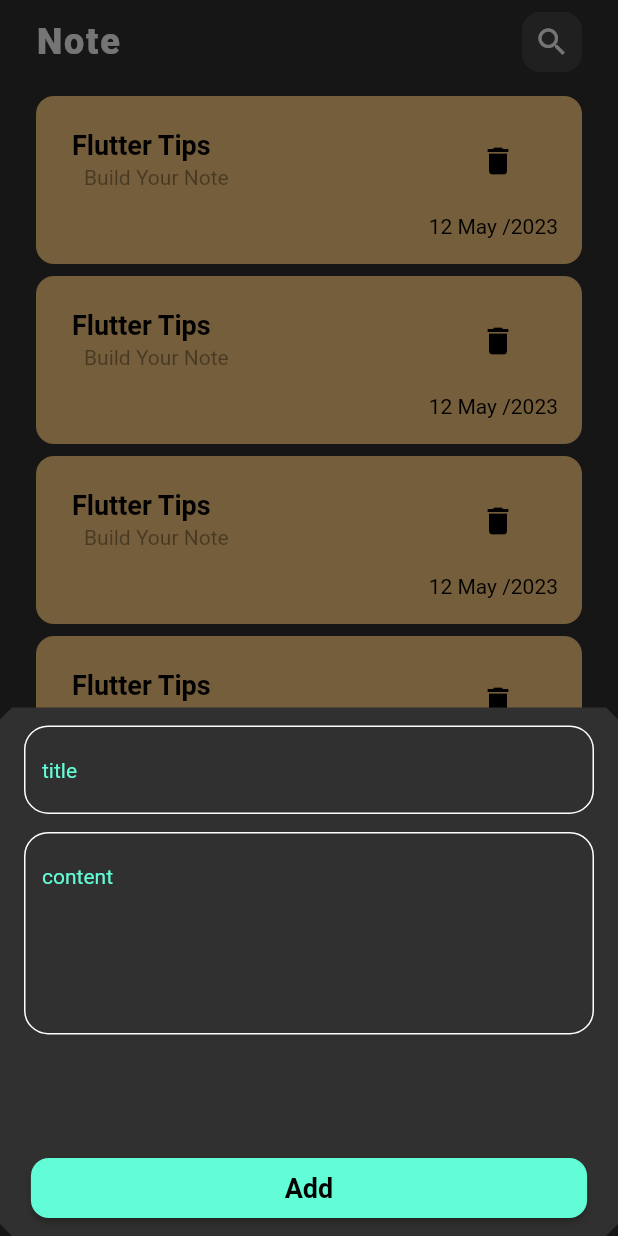
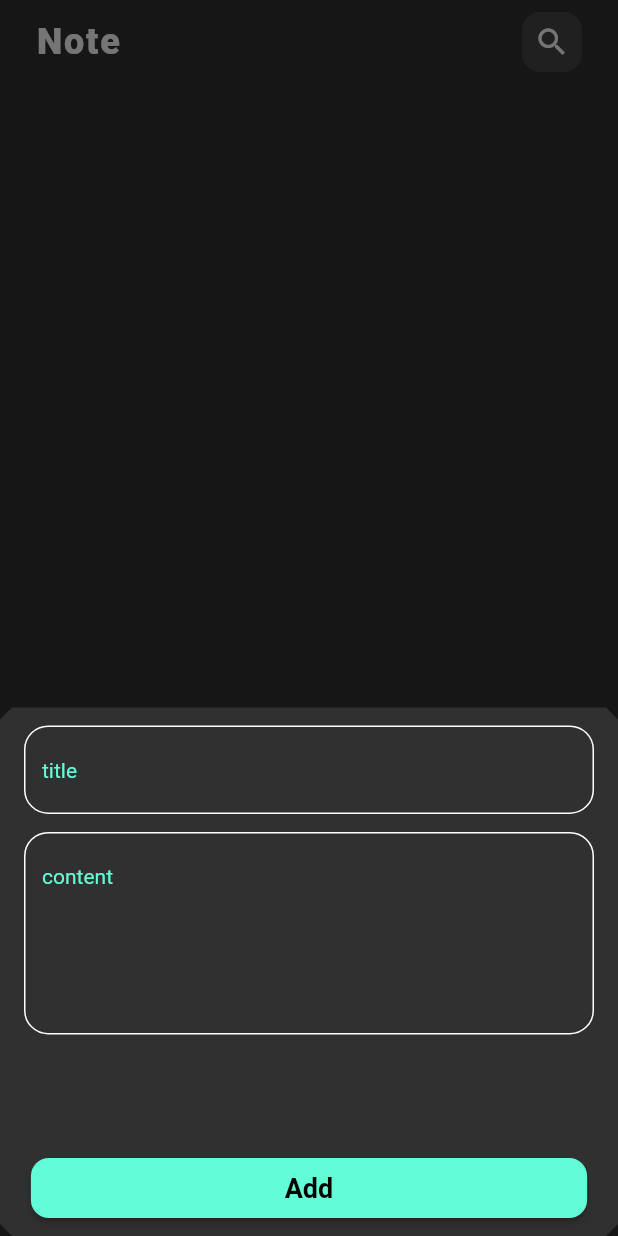
Before and after one commit to hosamff2001/noteapp, a Flutter app: the screen it shows after launch, after a tap on the "add" icon, on a phone screen of 412 x 824 dp. Run offline on Flutter 3.47's test engine with Material 2 defaults, Android fonts, the phone set to English and light mode, and no system bars; our stand-ins replace bloc, flutter_bloc, get_it, go_router, hive, hive_flutter; accounts and stored records are empty.

Commit message:
show notes

```diff
--- a/lib/core/utliz/routers.dart
+++ b/lib/core/utliz/routers.dart
@@ -8,11 +8,12 @@ import '../../featchers/home/presentation/view/note_edit_view.dart';
 
 
 abstract class AppRouter {
+  static String kstartview = "/";
   static String keditview = "/edit";
   static GoRouter router = GoRouter(
     routes: [
       GoRoute(
-        path: '/',
+        path: kstartview,
         builder: (BuildContext context, GoRouterState state) {
           return const HomeNoteView();
         },
--- a/lib/core/utliz/simpleblocobserver.dart
+++ b/lib/core/utliz/simpleblocobserver.dart
@@ -9,12 +9,12 @@ class SimpleBlocObserver implements BlocObserver {
 
   @override
   void onClose(BlocBase bloc) {
-
+   debugPrint("close to $bloc");
   }
 
   @override
   void onCreate(BlocBase bloc) {
-
+   debugPrint("create to $bloc");
   }
 
   @override
--- a/lib/core/widgets/custom_bootomstet.dart
+++ b/lib/core/widgets/custom_bootomstet.dart
@@ -1,11 +1,11 @@
 import 'package:flutter/material.dart';
 import 'package:flutter_bloc/flutter_bloc.dart';
-import 'package:go_router/go_router.dart';
-import '../../featchers/home/presentation/manger/cubit/add_note_cubit.dart';
+import 'package:noteapp/featchers/home/presentation/manger/notes_cuibt/notes_cubit.dart';
+import '../../featchers/home/presentation/manger/add_note_cubit/add_note_cubit.dart';
 import 'custom_note_form.dart';
 
-class CustomBottomShet extends StatelessWidget {
-  const CustomBottomShet({super.key});
+class CustomBottomSheet extends StatelessWidget {
+  const CustomBottomSheet({super.key});
 
   @override
   Widget build(BuildContext context) {
@@ -21,7 +21,15 @@ class CustomBottomShet extends StatelessWidget {
             if (state is AddNoteLoading) {
               return const Center(child: CircularProgressIndicator());
             } else if (state is AddNoteSuccess) {
-              GoRouter.of(context).pop();
+              FocusScopeNode currentFocus = FocusScope.of(context);
+
+              if (!currentFocus.hasPrimaryFocus) {
+                currentFocus.unfocus();
+              }
+              BlocProvider.of<NotesCubit>(context).loadnotes();
+              if (Navigator.of(context).canPop()) {
+                Navigator.of(context).pop();
+              }
             } else if (state is AddNoteError) {
               debugPrint("faild in ${state.errormessage}");
             }
--- a/lib/core/widgets/custom_note_form.dart
+++ b/lib/core/widgets/custom_note_form.dart
@@ -2,7 +2,7 @@ import 'package:flutter/material.dart';
 import 'package:flutter_bloc/flutter_bloc.dart';
 import '../../constans.dart';
 import '../../featchers/home/data/model/note_model.dart';
-import '../../featchers/home/presentation/manger/cubit/add_note_cubit.dart';
+import '../../featchers/home/presentation/manger/add_note_cubit/add_note_cubit.dart';
 import '../utliz/stayles.dart';
 import 'custom_textfiled.dart';
 import 'custombutton.dart';
@@ -53,7 +53,7 @@ class _AddNoteFormState extends State<AddNoteForm> {
             onPressed: () {
               if (formkey.currentState!.validate()) {
                 formkey.currentState!.save();
-                NoteModel note = NoteModel(color: Colors.blue.value,title: title!,substitle: subtitle!,date: DateTime.now().toString());
+                NoteModel note = NoteModel(color: Colors.blue.value,title: title!,substitle: subtitle!,date: DateTime.now().toString().split(" ")[0]);
                 BlocProvider.of<AddNoteCubit>(context).addnote(note);
               } else {
                 autovalidate = AutovalidateMode.always;
--- a/lib/featchers/home/data/repo/note_repo.dart
+++ b/lib/featchers/home/data/repo/note_repo.dart
@@ -3,4 +3,5 @@ import '../model/note_model.dart';
 abstract class NoteRepo {
   void addnotetohive({required NoteModel note});
    void editnotetohive({required NoteModel note});
+   List<NoteModel> loadnotefromhive();
 }
--- a/lib/featchers/home/data/repo/note_repoimpl.dart
+++ b/lib/featchers/home/data/repo/note_repoimpl.dart
@@ -1,5 +1,4 @@
 import 'package:hive_flutter/adapters.dart';
-
 
 import '../../../../constans.dart';
 import '../model/note_model.dart';
@@ -7,14 +6,19 @@ import 'note_repo.dart';
 
 class NoteRepoImpl implements NoteRepo {
   @override
-  void addnotetohive({required NoteModel note}) async{
+  void addnotetohive({required NoteModel note}) async {
     var notebox = Hive.box<NoteModel>(kNoteBox);
+
     await notebox.add(note);
   }
 
   @override
-  void editnotetohive({required NoteModel note}) {
+  void editnotetohive({required NoteModel note}) {}
 
+  @override
+  List<NoteModel> loadnotefromhive() {
+    var notebox = Hive.box<NoteModel>(kNoteBox);
+
+    return notebox.values.toList();
   }
-
 }
--- a/lib/featchers/home/presentation/manger/cubit/add_note_cubit.dart
+++ b/lib/featchers/home/presentation/manger/add_note_cubit/add_note_cubit.dart
@@ -16,7 +16,7 @@ class AddNoteCubit extends Cubit<AddNoteState> {
     emit(AddNoteLoading());
     try {
       noterepo.addnotetohive(note: note);
-      // emit(AddNoteSuccess());
+      emit(AddNoteSuccess());
     } on Exception catch (e) {
       emit(AddNoteError(e.toString()));
     }
--- /dev/null
+++ b/lib/featchers/home/presentation/manger/notes_cuibt/notes_cubit.dart
@@ -0,0 +1,22 @@
+import 'package:bloc/bloc.dart';
+// ignore: depend_on_referenced_packages
+import 'package:meta/meta.dart';
+
+import '../../../data/model/note_model.dart';
+import '../../../data/repo/note_repo.dart';
+
+part 'notes_state.dart';
+
+class NotesCubit extends Cubit<NotesState> {
+  NotesCubit(this.noterepo) : super(NotesInitial());
+  final NoteRepo noterepo;
+
+  void loadnotes() {
+    try {
+      List<NoteModel> notes =noterepo.loadnotefromhive();
+      emit(NotesSuccess(notes));
+    } catch (e) {
+      emit(NotesError(e.toString()));
+    }
+  }
+}
--- /dev/null
+++ b/lib/featchers/home/presentation/manger/notes_cuibt/notes_state.dart
@@ -0,0 +1,18 @@
+part of 'notes_cubit.dart';
+
+@immutable
+abstract class NotesState {}
+
+class NotesInitial extends NotesState {}
+
+class NotesSuccess extends NotesState {
+ final List<NoteModel> notes;
+
+  NotesSuccess(this.notes);
+}
+
+class NotesError extends NotesState {
+  final String errormessage;
+
+  NotesError(this.errormessage);
+}
--- a/lib/featchers/home/presentation/view/home_view.dart
+++ b/lib/featchers/home/presentation/view/home_view.dart
@@ -4,7 +4,7 @@ import 'package:flutter_bloc/flutter_bloc.dart';
 import '../../../../core/utliz/serveslocated.dart';
 import '../../../../core/widgets/custom_bootomstet.dart';
 import '../../data/repo/note_repoimpl.dart';
-import '../manger/cubit/add_note_cubit.dart';
+import '../manger/add_note_cubit/add_note_cubit.dart';
 import 'widgets/homeviewbody.dart';
 
 class HomeNoteView extends StatelessWidget {
@@ -16,6 +16,7 @@ class HomeNoteView extends StatelessWidget {
       floatingActionButton: FloatingActionButton(
         onPressed: () {
           showModalBottomSheet(
+            useRootNavigator: true,
             isScrollControlled: true,
             shape:
                 BeveledRectangleBorder(borderRadius: BorderRadius.circular(8)),
@@ -23,7 +24,7 @@ class HomeNoteView extends StatelessWidget {
             builder: (context) {
               return BlocProvider(
                 create: (context) => AddNoteCubit(getIt.get<NoteRepoImpl>()),
-                child: const CustomBottomShet(),
+                child:  const CustomBottomSheet(),
               );
             },
           );
--- a/lib/featchers/home/presentation/view/widgets/home_view_body_listview_note.dart
+++ b/lib/featchers/home/presentation/view/widgets/home_view_body_listview_note.dart
@@ -1,7 +1,9 @@
 import 'package:flutter/material.dart';
+import 'package:flutter_bloc/flutter_bloc.dart';
 import 'package:go_router/go_router.dart';
 
 import '../../../../../core/utliz/routers.dart';
+import '../../manger/notes_cuibt/notes_cubit.dart';
 import 'home_view_body_noteitem.dart';
 
 class NoteListView extends StatelessWidget {
@@ -9,15 +11,22 @@ class NoteListView extends StatelessWidget {
 
   @override
   Widget build(BuildContext context) {
+    return BlocBuilder<NotesCubit, NotesState>(builder: (context, state) {
+      if (state is NotesSuccess) {
         return ListView.builder(
-      itemCount: 7,
+            itemCount: state.notes.length,
             itemBuilder: (context, index) {
               return InkWell(
                   onTap: () {
                     GoRouter.of(context).push(AppRouter.keditview);
                   },
-            child: const NoteCardItem());
-      },
+                  child:  NoteCardItem(note:state.notes[index]));
+            });
+      } else {
+        return const Center(
+          child: CircularProgressIndicator(),
         );
       }
+    });
   }
+}
--- a/lib/featchers/home/presentation/view/widgets/home_view_body_noteitem.dart
+++ b/lib/featchers/home/presentation/view/widgets/home_view_body_noteitem.dart
@@ -1,10 +1,11 @@
 import 'package:flutter/material.dart';
 
 import '../../../../../core/utliz/stayles.dart';
+import '../../../data/model/note_model.dart';
 
 class NoteCardItem extends StatelessWidget {
-  const NoteCardItem({super.key});
-
+  const NoteCardItem({super.key, required this.note});
+  final NoteModel note;
   @override
   Widget build(BuildContext context) {
     return Padding(
@@ -12,7 +13,7 @@ class NoteCardItem extends StatelessWidget {
       child: Container(
         padding: const EdgeInsets.only(top: 7, bottom: 17, right: 16, left: 8),
         decoration: BoxDecoration(
-            color: const Color(0xffffcc80), borderRadius: BorderRadius.circular(12)),
+            color: Color(note.color), borderRadius: BorderRadius.circular(12)),
         child: Column(
           crossAxisAlignment: CrossAxisAlignment.end,
           children: [
@@ -24,20 +25,20 @@ class NoteCardItem extends StatelessWidget {
                     color: Colors.black,
                   )),
               title: Text(
-                "Flutter Tips",
+                note.title,
                 style: Styles.textStyle18.copyWith(color: Colors.black),
               ),
               subtitle: Padding(
                 padding: const EdgeInsets.only(left: 8.0),
                 child: Text(
-                  "Build Your Note ",
+                  note.substitle,
                   style: Styles.textStyle14
                       .copyWith(color: Colors.black.withOpacity(0.4)),
                 ),
               ),
             ),
             Text(
-              "12 May /2023",
+              note.date,
               style: Styles.textStyle14.copyWith(color: Colors.black),
             )
           ],
--- a/lib/main.dart
+++ b/lib/main.dart
@@ -1,13 +1,14 @@
 import 'package:flutter/material.dart';
 import 'package:flutter_bloc/flutter_bloc.dart';
 import 'package:hive_flutter/adapters.dart';
-
+import 'package:noteapp/featchers/home/presentation/manger/notes_cuibt/notes_cubit.dart';
 
 import 'constans.dart';
 import 'core/utliz/routers.dart';
 import 'core/utliz/serveslocated.dart';
 import 'core/utliz/simpleblocobserver.dart';
 import 'featchers/home/data/model/note_model.dart';
+import 'featchers/home/data/repo/note_repoimpl.dart';
 
 void main() async {
   WidgetsFlutterBinding.ensureInitialized();
@@ -24,9 +25,12 @@ class MyApp extends StatelessWidget {
 
   @override
   Widget build(BuildContext context) {
-    return MaterialApp.router(
-        routerConfig: AppRouter.router,
-        debugShowCheckedModeBanner: false,
-        theme: ThemeData.dark());
+    return BlocProvider(
+      create: (context) => NotesCubit(getIt.get<NoteRepoImpl>())..loadnotes(),
+      child: MaterialApp.router(
+          routerConfig: AppRouter.router,
+          debugShowCheckedModeBanner: false,
+          theme: ThemeData.dark()),
+    );
   }
 }
```
Also changed, not shown: lib/featchers/home/presentation/manger/add_note_cubit/add_note_state.dart (renamed from lib/featchers/home/presentation/manger/cubit/add_note_state.dart). Lines whose indentation alone changed are shown as unchanged.
